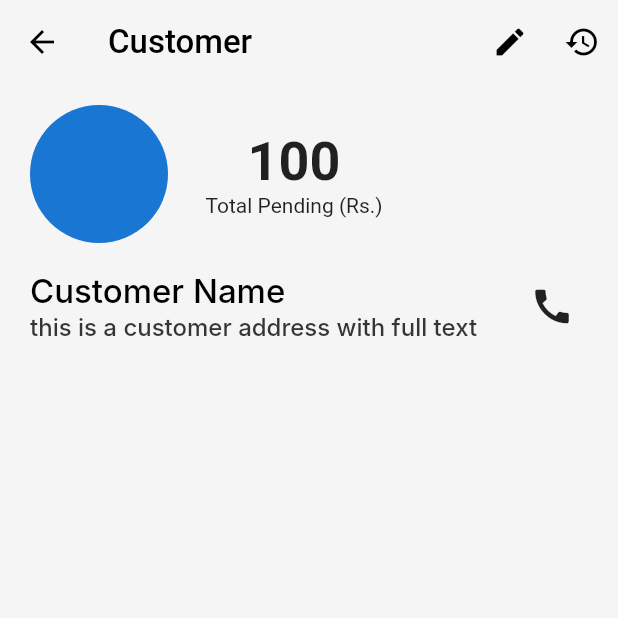
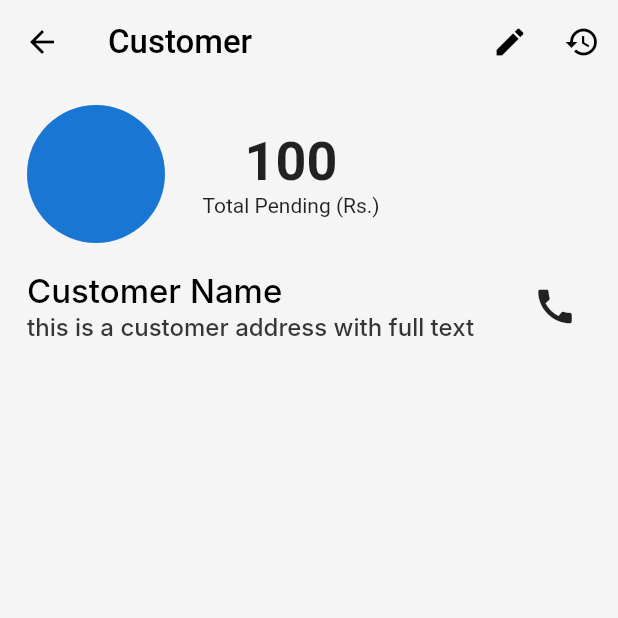
Before and after one commit to ankit7927/udhar, a Flutter app: the screen it shows after launch, after a tap on "A title text", on a phone screen of 412 x 824 dp, the top half of it. Run offline on Flutter 3.47's test engine with Material 2 defaults, Android fonts, the phone set to English and light mode, and no system bars; drawn by our look-alikes of flutter_expandable_fab; Roboto replaces fonts that are missing (Inter, inter).

Commit message:
changed paddings

```diff
--- a/lib/pages/customer.dart
+++ b/lib/pages/customer.dart
@@ -20,7 +20,7 @@ class _CustomerState extends State<Customer> {
         ],
       ),
       body: Padding(
-        padding: const EdgeInsets.only(top: 14, left: 20, right: 20),
+        padding: const EdgeInsets.only(left: 18, right: 18, top: 14),
         child: Column(
           children: [
             Row(
--- a/lib/pages/home.dart
+++ b/lib/pages/home.dart
@@ -20,7 +20,7 @@ class _HomeState extends State<Home> {
         actions: [IconButton(onPressed: () {}, icon: const Icon(Icons.search))],
       ),
       body: Padding(
-        padding: const EdgeInsets.only(left: 12, right: 12, top: 12),
+        padding: const EdgeInsets.only(left: 18, right: 18, top: 14),
         child: ListView.builder(
           itemCount: 5,
           itemBuilder: (context, index) {
--- a/lib/pages/new_customer.dart
+++ b/lib/pages/new_customer.dart
@@ -16,12 +16,11 @@ class _NewCustomerState extends State<NewCustomer> {
         actions: [IconButton(onPressed: () {}, icon: const Icon(Icons.check))],
       ),
       body: Padding(
-        padding: const EdgeInsets.only(left: 10, right: 10, top: 20),
+        padding: const EdgeInsets.only(left: 18, right: 18, top: 14),
         child: Center(
           child: Column(
             children: [
               CircleAvatar(
-                backgroundColor: Colors.red,
                 radius: 50,
                 child: IconButton(
                     onPressed: () {},
```
